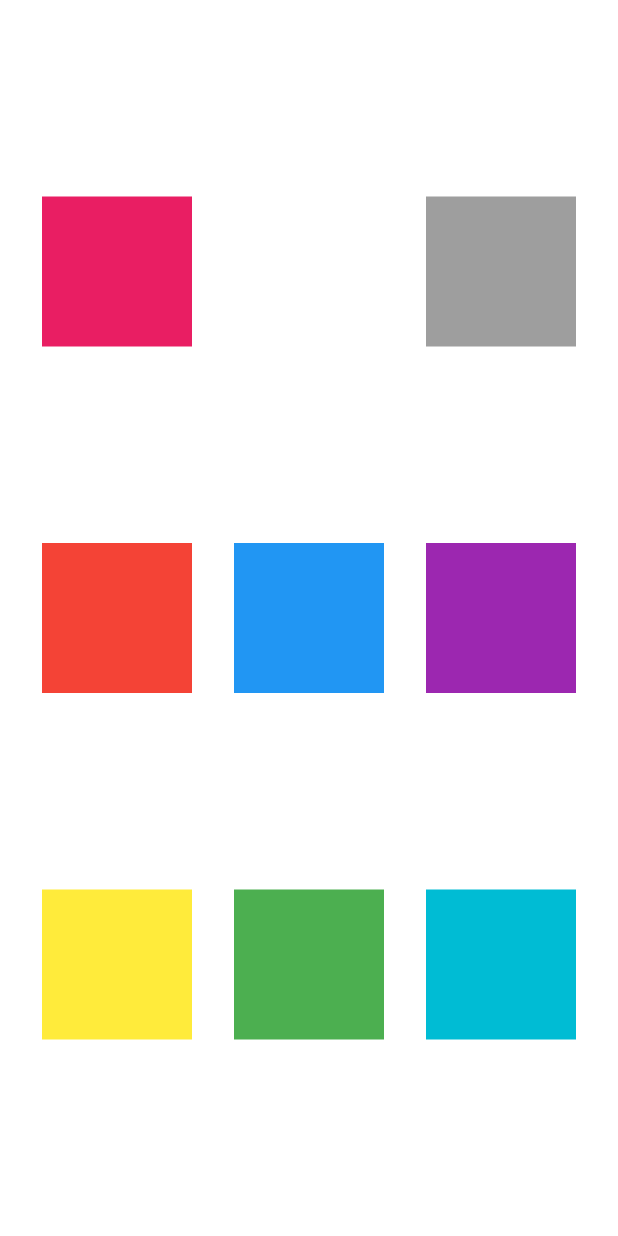
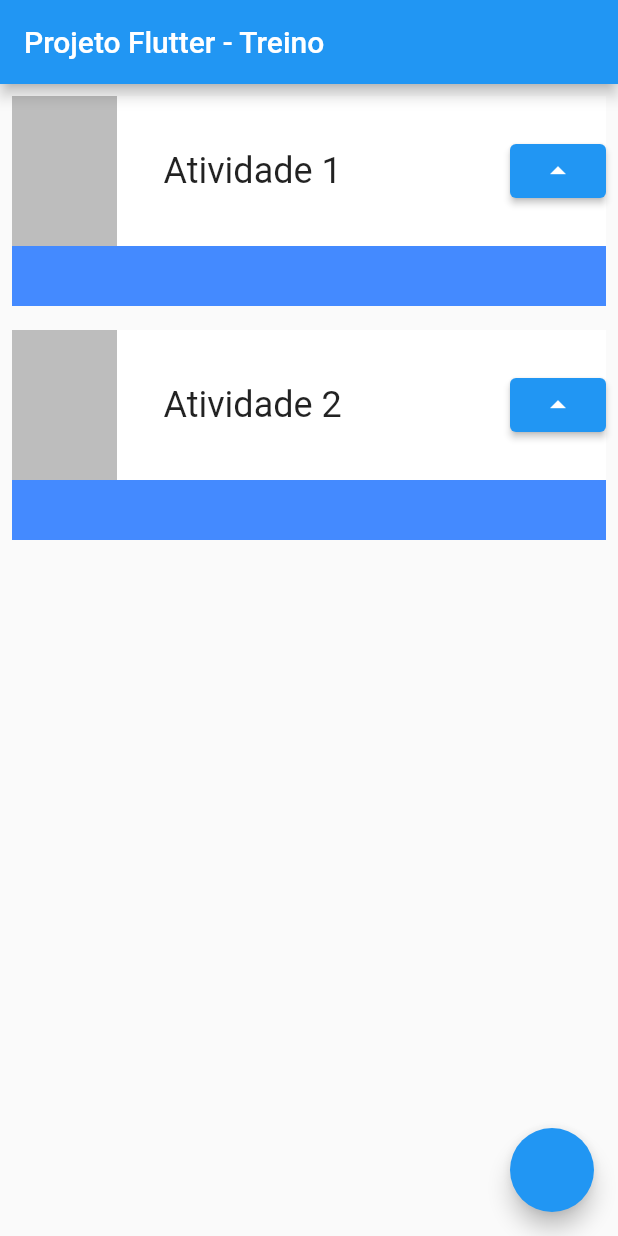
Before and after one commit to silveiraluisf/projeto-flutter-treino-3, a Flutter app: the screen it shows after launch, on a phone screen of 412 x 824 dp. Run offline on Flutter 3.47's test engine with Material 2 defaults, Android fonts, the phone set to English and light mode, and no system bars; missing offline and left inert: dart:ffi.

Commit message:
adicionado a classe task junto com ajustes de layout

```diff
--- a/lib/main.dart
+++ b/lib/main.dart
@@ -1,3 +1,5 @@
+import 'dart:ffi';
+
 import 'package:flutter/material.dart';
 
 void main() {
@@ -15,69 +17,58 @@ class MyApp extends StatelessWidget {
         theme: ThemeData(
           primarySwatch: Colors.blue,
         ),
-        home: Column(
-          mainAxisAlignment: MainAxisAlignment.spaceEvenly,
+        home: Scaffold(
+          appBar: AppBar(
+            title: const Text('Projeto Flutter - Treino'),
+          ),
+          body: ListView(
             children: [
-            Row(
-              mainAxisAlignment: MainAxisAlignment.spaceEvenly,
+              Task('Atividade 1'),
+              Task('Atividade 2'),
+            ],
+          ),
+          floatingActionButton: FloatingActionButton(onPressed: () {}),
+        ));
+  }
+}
+
+class Task extends StatelessWidget {
+  final String nameTask;
+
+  const Task(this.nameTask, {Key? key}) : super(key: key);
+
+  @override
+  Widget build(BuildContext context) {
+    return Padding(
+      padding: const EdgeInsets.all(8.0),
+      child: Stack(
         children: [
           Container(
-                  width: 100,
-                  height: 100,
-                  color: Colors.pink,
+            color: Colors.blueAccent,
+            height: 140,
           ),
           Container(
-                  width: 100,
+            color: Colors.white,
             height: 100,
-                  color: Colors.white,
+            child: Row(
+              mainAxisAlignment: MainAxisAlignment.spaceBetween,
+              children: [
+                Container(
+                  width: 70,
+                  color: Colors.black26,
                 ),
                 Container(
-                  width: 100,
-                  height: 100,
-                  color: Colors.grey,
+                  width: 200,
+                  child: Text(
+                    nameTask,
+                    style: const TextStyle(
+                        fontSize: 24, overflow: TextOverflow.ellipsis),
                   ),
+                ),
+                ElevatedButton(
+                    onPressed: () {}, child: const Icon(Icons.arrow_drop_up))
               ],
             ),
-            Row(
-              mainAxisAlignment: MainAxisAlignment.spaceEvenly,
-              children: [
-                Container(
-                  width: 100,
-                  height: 100,
-                  color: Colors.red,
-                ),
-                Container(
-                  width: 100,
-                  height: 100,
-                  color: Colors.blue,
-                ),
-                Container(
-                  width: 100,
-                  height: 100,
-                  color: Colors.purple,
-                ),
-              ],
-            ),
-
-            Row(
-              mainAxisAlignment: MainAxisAlignment.spaceEvenly,
-              children: [
-                Container(
-                  width: 100,
-                  height: 100,
-                  color: Colors.yellow,
-                ),
-                Container(
-                  width: 100,
-                  height: 100,
-                  color: Colors.green,
-                ),
-                Container(
-                  width: 100,
-                  height: 100,
-                  color: Colors.cyan,
-                ),
-              ],
           )
         ],
       ),
```
Lines whose indentation alone changed are shown as unchanged.
